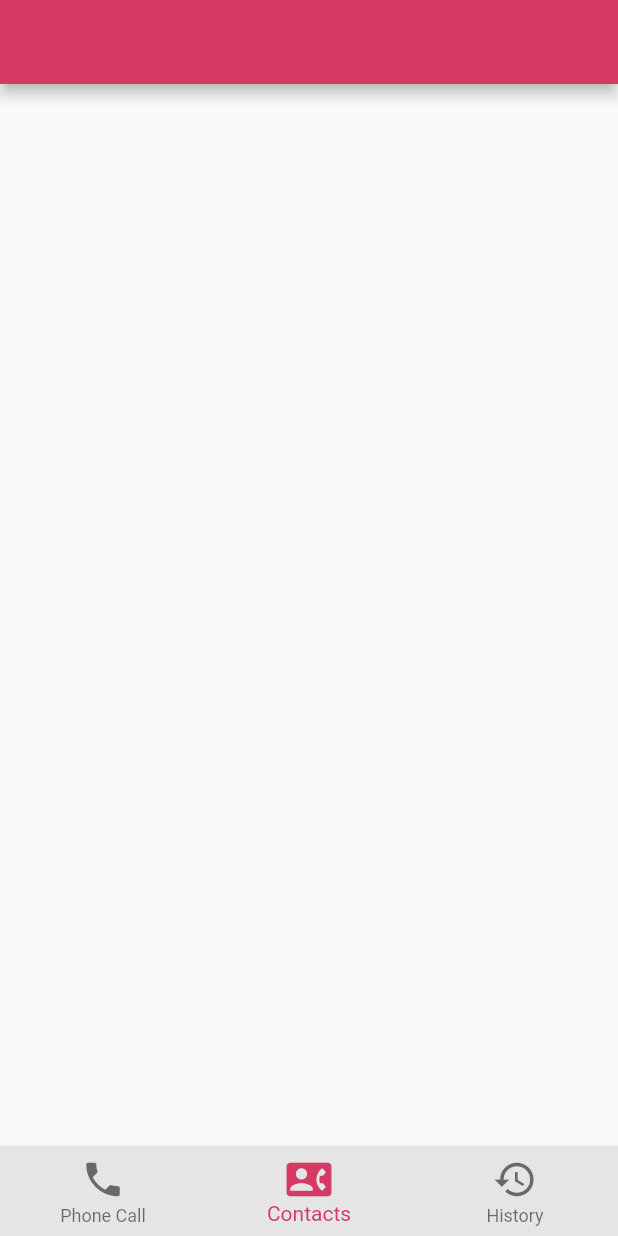
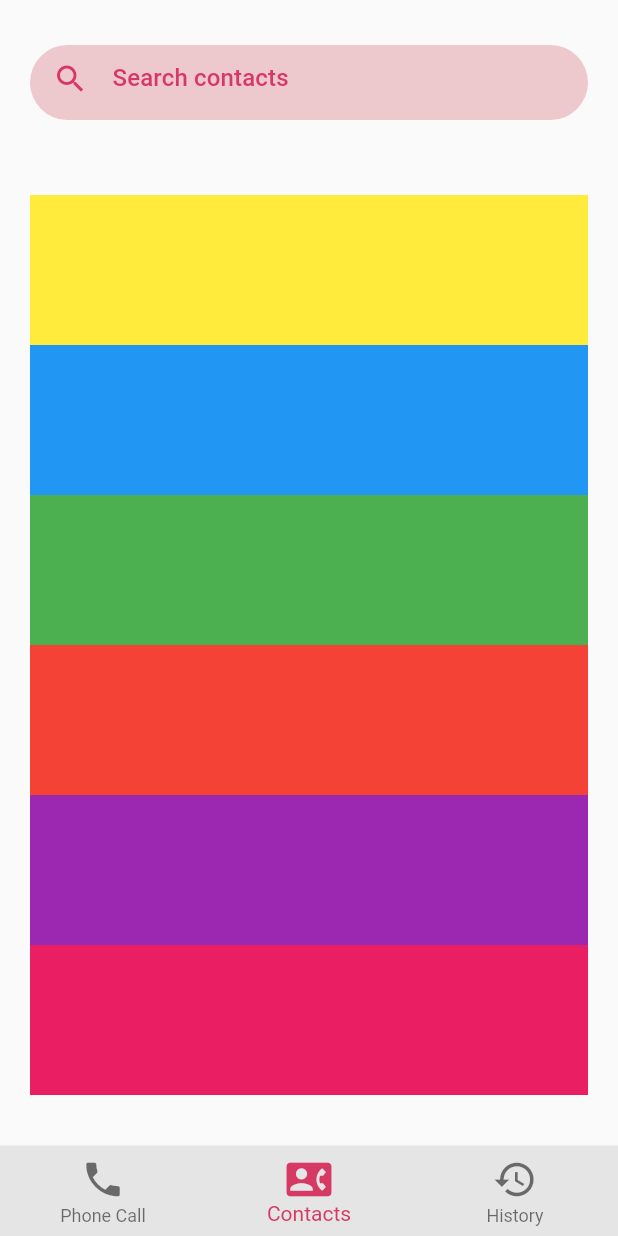
Before and after one commit to Jcons17/Phone-Call-App, a Flutter app: the screen it shows after launch, on a phone screen of 412 x 824 dp. Run offline on Flutter 3.47's test engine with Material 2 defaults, Android fonts, the phone set to English and light mode, and no system bars.

Commit message:
✅ add Search ContacI nput 💄 add text style

```diff
--- /dev/null
+++ b/lib/components/empty_contacs.dart
@@ -0,0 +1,10 @@
+import 'package:flutter/widgets.dart';
+
+class EmptyContacts extends StatelessWidget {
+  const EmptyContacts({Key? key}) : super(key: key);
+
+  @override
+  Widget build(BuildContext context) {
+    return Container();
+  }
+}
--- /dev/null
+++ b/lib/components/input_search_contacts.dart
@@ -0,0 +1,34 @@
+import 'package:flutter/material.dart';
+import 'package:flutter/widgets.dart';
+
+class SearchContacts extends StatelessWidget {
+  const SearchContacts({Key? key,required this.bgColor,required this.labelColor}) : super(key: key);
+
+  final Color bgColor;
+  final Color labelColor;
+
+  @override
+  Widget build(BuildContext context) {
+    return Container(
+      padding:const EdgeInsets.symmetric(horizontal: 15, vertical: 3),
+      decoration: BoxDecoration(
+        color: bgColor,
+        borderRadius: BorderRadius.circular(50),
+      ),
+      child: TextFormField(
+        cursorColor: labelColor,
+        style: Theme.of(context).textTheme.subtitle2,
+
+        decoration: InputDecoration(
+          isDense: true,
+          contentPadding: EdgeInsets.zero,
+          icon: Icon(Icons.search,color: labelColor,size: 24  ,),
+          labelText: "Search contacts",
+          labelStyle: TextStyle(color: labelColor,fontSize: 16),
+          floatingLabelBehavior: FloatingLabelBehavior.auto,
+          border: InputBorder.none,
+        )
+      ),
+    );
+  }
+}
--- /dev/null
+++ b/lib/components/list_contacts.dart
@@ -0,0 +1,28 @@
+import 'package:flutter/material.dart';
+
+class ListContacts extends StatelessWidget{
+  const ListContacts({Key? key, required this.widgets}) : super(key: key);
+
+  final List widgets;
+  @override
+  Widget build(BuildContext context) {
+
+    return Container(
+      width: double.infinity,
+      height: double.infinity,
+      padding: const EdgeInsets.all(20),
+      child: ListView.custom(
+        childrenDelegate: SliverChildBuilderDelegate(
+          (context,index){
+            return Container(height: 100,width: double.infinity,color: widgets[index]);
+          },
+          childCount: widgets.length
+        ),
+
+      ),
+    );
+
+
+  }
+
+}
--- a/lib/main.dart
+++ b/lib/main.dart
@@ -24,7 +24,8 @@ class CallApp extends StatelessWidget {
           textTheme:
           const TextTheme(
             bodyText1: TextStyle(color: primaryColor,fontSize: 16),
-            subtitle2: TextStyle(color: primaryColor,fontSize: 32),
+            subtitle1: TextStyle(color: primaryColor,fontSize: 32),
+            subtitle2: TextStyle(color: primaryColor,fontSize: 20),
 
             )
         ),
--- a/lib/pages/contacts_page.dart
+++ b/lib/pages/contacts_page.dart
@@ -1,3 +1,7 @@
+import 'package:appcall/components/empty_contacs.dart';
+import 'package:appcall/components/input_search_contacts.dart';
+import 'package:appcall/components/list_contacts.dart';
+import 'package:appcall/model/contact_model.dart';
 import 'package:appcall/util/color.dart';
 import 'package:flutter/material.dart';
 import 'package:flutter/widgets.dart';
@@ -10,11 +14,33 @@ class ContactPage extends StatefulWidget {
 }
 
 class _ContactPageState extends State<ContactPage> {
+
+  List<Contact> listContacts = [];
+
+  final List<Color> colors = [
+    Colors.yellow,
+    Colors.blue,
+    Colors.green,
+    Colors.red,
+    Colors.purple,
+    Colors.pink,
+  ];
+
   @override
   Widget build(BuildContext context) {
     return Scaffold(
-      appBar: AppBar(backgroundColor: primaryColor,),
-      body: SafeArea(child: Container()
+      body: SafeArea(child:
+        Column(
+          children: [
+            Container(
+              height: 50,
+              margin: const EdgeInsets.symmetric(horizontal: 20, vertical: 30),
+              child: SearchContacts(bgColor: primaryColorLight.withOpacity(0.5), labelColor: primaryColor)
+            ),
+             Expanded(child: ListContacts(widgets: colors,))
+
+          ],
+        )
       ),
     );
   }
```
Also changed, not shown: lib/components/card_components.dart (added).
